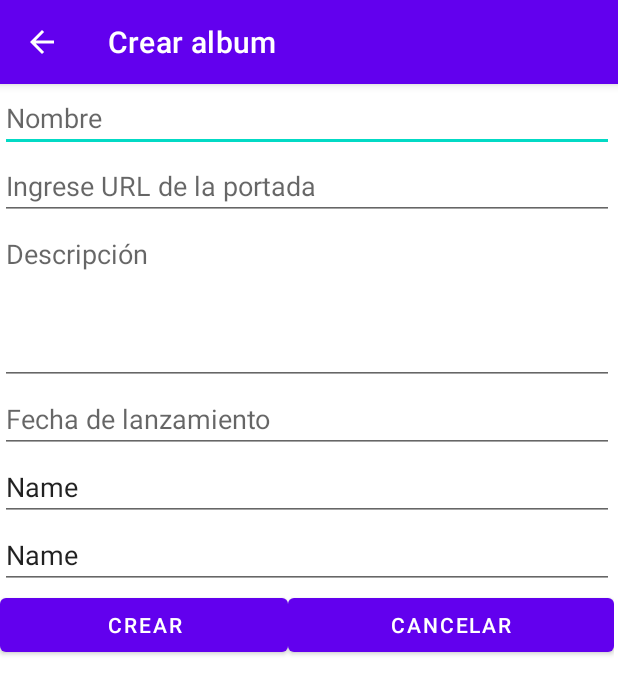
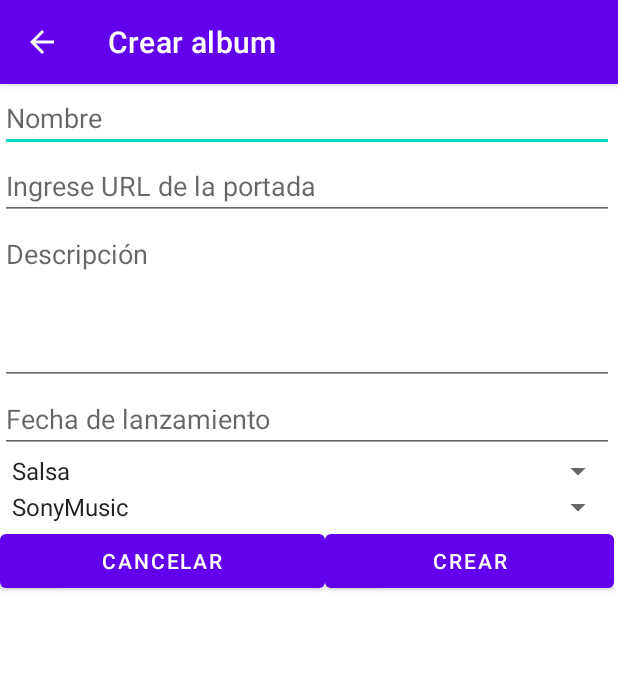
Before and after one commit to afrodriguezm1/AgileMates-Moviles-MISO, an Android app: the CreateAlbum screen opened directly, with no data from a screen before it, on a phone screen of 412 x 824 dp. Shown: the top 694 px of the screen. Run offline under Robolectric (Android 15) with nearby library versions, the phone set to English and light mode, and no system bars; our stand-ins replace data binding; network calls fail.

Commit message:
Cerate album form

```diff
--- a/Vinilos/app/src/main/java/com/example/vinilos/ui/createAlbum/CreateAlbum.kt
+++ b/Vinilos/app/src/main/java/com/example/vinilos/ui/createAlbum/CreateAlbum.kt
@@ -2,6 +2,11 @@ package com.example.vinilos.ui.createAlbum
 
 import androidx.appcompat.app.AppCompatActivity
 import android.os.Bundle
+import android.util.Log
+import android.view.View
+import android.widget.AdapterView
+import android.widget.ArrayAdapter
+import android.widget.Spinner
 import com.example.vinilos.R
 
 class CreateAlbum : AppCompatActivity() {
@@ -13,10 +18,40 @@ class CreateAlbum : AppCompatActivity() {
         //set actionbar title
         actionbar!!.title = getString(R.string.activity_create_album_tittle);
         actionbar.setDisplayHomeAsUpEnabled(true)
+
+        val spinnerGenero: Spinner = findViewById(R.id.spinnerAlbumGenero)
+        // Create an ArrayAdapter using the string array and a default spinner layout
+        ArrayAdapter.createFromResource(
+            this,
+            R.array.opciones_genero,
+            android.R.layout.simple_spinner_item
+        ).also { adapter ->
+            // Specify the layout to use when the list of choices appears
+            adapter.setDropDownViewResource(android.R.layout.simple_spinner_dropdown_item)
+            // Apply the adapter to the spinner
+            spinnerGenero.adapter = adapter
+        }
+
+        val spinnerDisquera: Spinner = findViewById(R.id.spinnerAlbumDisquera)
+        // Create an ArrayAdapter using the string array and a default spinner layout
+        ArrayAdapter.createFromResource(
+            this,
+            R.array.opciones_disquera,
+            android.R.layout.simple_spinner_item
+        ).also { adapter ->
+            // Specify the layout to use when the list of choices appears
+            adapter.setDropDownViewResource(android.R.layout.simple_spinner_dropdown_item)
+            // Apply the adapter to the spinner
+            spinnerDisquera.adapter = adapter
+        }
     }
 
     override fun onSupportNavigateUp(): Boolean {
         onBackPressed()
         return true
     }
+
+    fun cancelCreation(view: View) {
+        this.onBackPressed();
+    }
 }
--- a/Vinilos/app/src/main/res/layout/activity_create_album.xml
+++ b/Vinilos/app/src/main/res/layout/activity_create_album.xml
@@ -52,21 +52,14 @@
                 android:hint="@string/activity_create_album_fecha"
                 android:inputType="date" />
 
-            <EditText
-                android:id="@+id/editTextTextPersonName3"
+            <Spinner
+                android:id="@+id/spinnerAlbumGenero"
                 android:layout_width="match_parent"
-                android:layout_height="wrap_content"
-                android:ems="10"
-                android:inputType="textPersonName"
-                android:text="Name" />
-
-            <EditText
-                android:id="@+id/editTextTextPersonName4"
+                android:layout_height="wrap_content" />
+            <Spinner
+                android:id="@+id/spinnerAlbumDisquera"
                 android:layout_width="match_parent"
-                android:layout_height="wrap_content"
-                android:ems="10"
-                android:inputType="textPersonName"
-                android:text="Name" />
+                android:layout_height="wrap_content" />
 
             <LinearLayout
                 android:layout_width="match_parent"
@@ -78,6 +71,7 @@
                     android:layout_width="wrap_content"
                     android:layout_height="wrap_content"
                     android:layout_weight="1"
+                    android:onClick="cancelCreation"
                     android:text="@string/activity_create_album_cancel" />
 
                 <Button
--- /dev/null
+++ b/Vinilos/app/src/main/res/values/opciones.xml
@@ -0,0 +1,16 @@
+<?xml version="1.0" encoding="utf-8"?>
+<resources>
+    <string-array name="opciones_genero">
+        <item>Salsa</item>
+        <item>Rock</item>
+        <item>Classical</item>
+        <item>Folk</item>
+    </string-array>
+    <string-array name="opciones_disquera">
+        <item>SonyMusic</item>
+        <item>EMI</item>
+        <item>DiscosFuentes</item>
+        <item>Elektra</item>
+        <item>FaniaRecords</item>
+    </string-array>
+</resources>
--- a/Vinilos/app/src/main/res/values/strings.xml
+++ b/Vinilos/app/src/main/res/values/strings.xml
@@ -12,6 +12,6 @@
     <string name="activity_create_album_fecha">Fecha de lanzamiento</string>
     <string name="activity_create_album_genero">Seleccionar género</string>
     <string name="activity_create_album_disquera">Seleccionar disquera</string>
-    <string name="activity_create_album_create">Cancelar</string>
-    <string name="activity_create_album_cancel">Crear</string>
+    <string name="activity_create_album_create">Crear</string>
+    <string name="activity_create_album_cancel">Cancelar</string>
 </resources>
```
